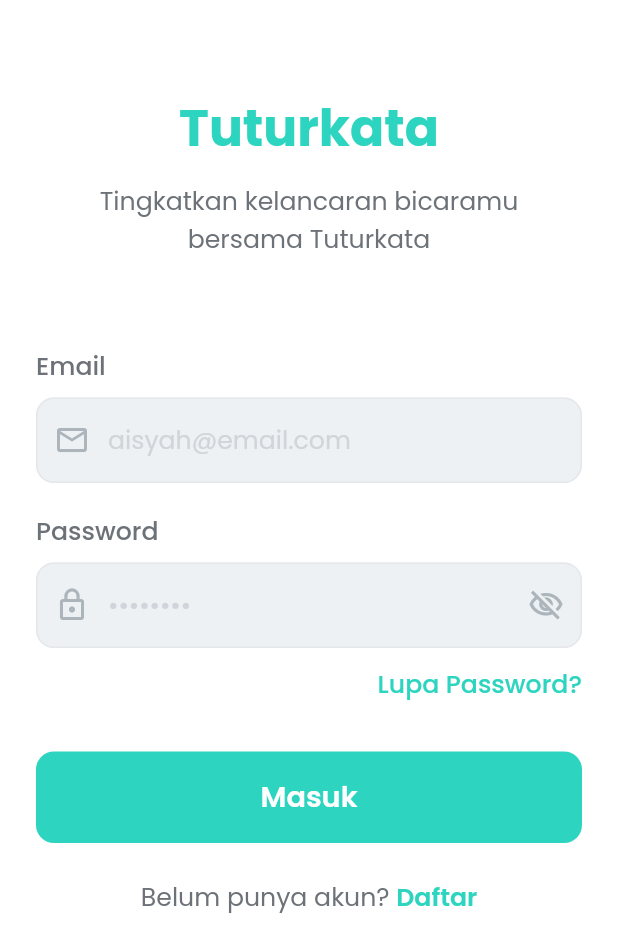
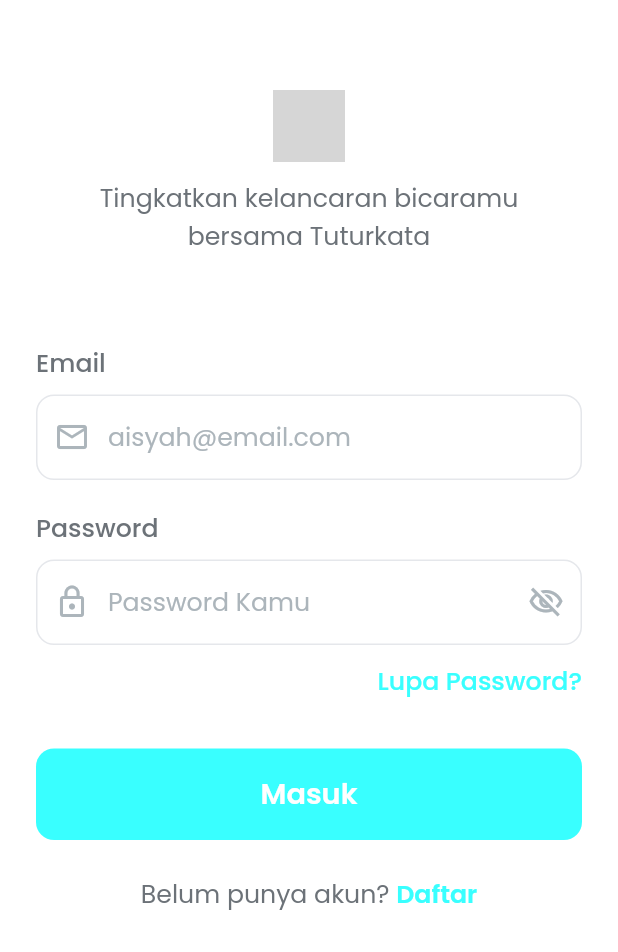
Before and after one commit to mirzazulfadhliamin/tuturkata, a Flutter app: the LoginPage screen opened directly, on a phone screen of 412 x 824 dp. Shown: the top 952 px of the screen. Run offline on Flutter 3.47's test engine with Material 3 defaults, Android fonts, the phone set to English and light mode, and no system bars; our stand-ins replace bloc, equatable, flutter_bloc, flutter_dotenv, flutter_svg, get_it and 2 more; grey boxes are pictures that could not be loaded.

Commit message:
Login-Fix-Deka

```diff
--- a/lib/core/route/app_route.dart
+++ b/lib/core/route/app_route.dart
@@ -1,4 +1,5 @@
 import 'package:flutter/material.dart';
+import 'package:tutur_kata/feature/auth/presentation/pages/login_page.dart';
 import '../../feature/exercise/presentation/pages/exercise_page.dart';
 import '../../feature/home/presentation/pages/home_page.dart';
 
@@ -7,7 +8,7 @@
     switch (settings.name) {
       case "/":
         return MaterialPageRoute(
-          builder: (_) => const ExercisePage(categoryName: 'lalala', level: 4,),
+          builder: (_) => const LoginPage(),
         );
 
       default:
--- a/lib/core/theme/color_styles.dart
+++ b/lib/core/theme/color_styles.dart
@@ -2,7 +2,7 @@
 
 class AppColor {
   // ========== PRIMARY COLORS ==========
-  static const primary = Color(0xFF2DD4BF);
+  static const primary = Color(0xFF39FFFF);
   static const primaryLight = Color(0xFFCCFBF1);
   static const primaryMedium = Color(0xFF30C0B0);
   static const primaryBright = Color(0xFF40E0D0);
@@ -53,7 +53,7 @@
 
   // ========== BORDER COLORS ==========
   static const border = Color(0xFFE5E7EB);
-  static const borderFocus = Color(0xFF2DD4BF);
+  static const borderFocus = Color(0xFF39FFFF);
   static const borderError = Color(0xFFEF4444);
 
   // ========== TRANSPARENT VARIANTS ==========
--- a/lib/feature/auth/presentation/pages/login_page.dart
+++ b/lib/feature/auth/presentation/pages/login_page.dart
@@ -1,4 +1,5 @@
 import 'package:flutter/material.dart';
+import 'package:flutter_svg/svg.dart';
 
 import '../../../../core/theme/color_styles.dart';
 import '../../../../core/theme/text_styles.dart';
@@ -78,9 +79,9 @@
   Widget _buildHeader() {
     return Column(
       children: [
-        Text(
-          'Tuturkata',
-          style: tsHeadingLargeBold(AppColor.primary),
+        SvgPicture.asset(
+          'assets/svg/logo.svg',
+          height: 48,
         ),
         const SizedBox(height: 12),
         Text(
@@ -106,10 +107,10 @@
           keyboardType: TextInputType.emailAddress,
           decoration: InputDecoration(
             hintText: 'aisyah@email.com',
-            hintStyle: tsBodyMediumRegular(AppColor.textHint),
+            hintStyle: tsBodyMediumRegular(AppColor.gray),
             prefixIcon: Icon(Icons.email_outlined, color: AppColor.gray),
             filled: true,
-            fillColor: AppColor.silver,
+            fillColor: AppColor.white,
             border: OutlineInputBorder(
               borderRadius: BorderRadius.circular(12),
               borderSide: BorderSide(color: AppColor.border),
@@ -162,8 +163,8 @@
           controller: _passwordController,
           obscureText: !_isPasswordVisible,
           decoration: InputDecoration(
-            hintText: '••••••••',
-            hintStyle: tsBodyMediumRegular(AppColor.textHint),
+            hintText: 'Password Kamu',
+            hintStyle: tsBodyMediumRegular(AppColor.gray),
             prefixIcon: Icon(Icons.lock_outline, color: AppColor.gray),
             suffixIcon: IconButton(
               icon: Icon(
@@ -179,7 +180,7 @@
               },
             ),
             filled: true,
-            fillColor: AppColor.silver,
+            fillColor: AppColor.white,
             border: OutlineInputBorder(
               borderRadius: BorderRadius.circular(12),
               borderSide: BorderSide(color: AppColor.border),
--- a/lib/feature/exercise/presentation/pages/exercise_complete.dart
+++ b/lib/feature/exercise/presentation/pages/exercise_complete.dart
@@ -26,7 +26,7 @@
               _buildScoreCard(),
               const SizedBox(height: 24),
               _buildUnlockBanner(),
-              const Spacer(),
+              const SizedBox(height: 24),
               _buildContinueButton(context),
               const SizedBox(height: 16),
               _buildActionButtons(context),
@@ -86,7 +86,7 @@
     return Icon(
       filled ? Icons.star : Icons.star_border,
       size: 48,
-      color: filled ? AppColor.yellow : AppColor.gray,
+      color: filled ? AppColor.yellow : AppColor.grayLight,
     );
   }
 
```
Also changed, not shown: lib/feature/auth/presentation/pages/register_page.dart (+12 -11 lines), assets/svg/logo.svg (added).
